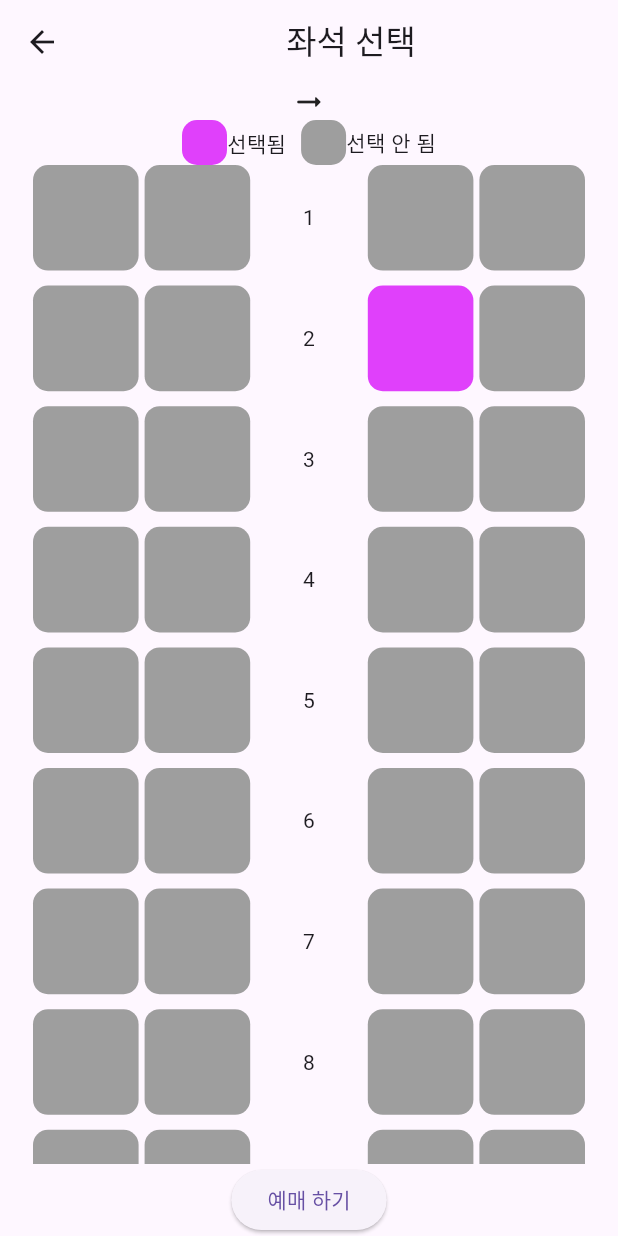
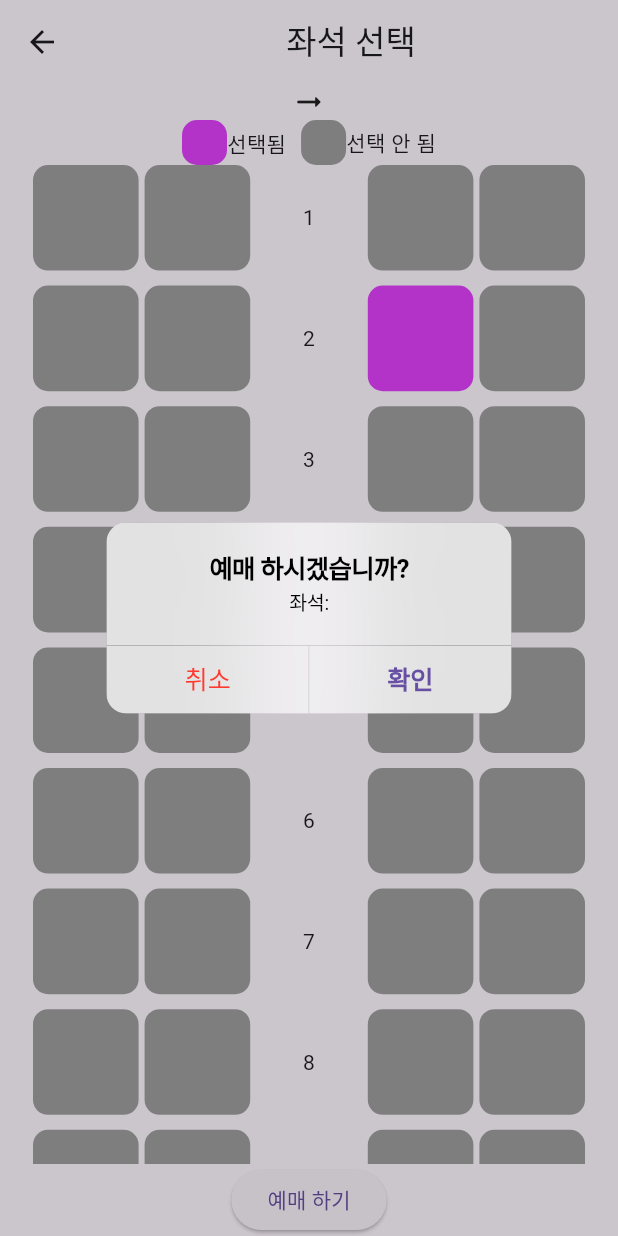
Before and after one commit to jinsung99123/flutter_train_app, a Flutter app: the SeatPage screen opened directly with empty values, after a tap on "예매 하기", on a phone screen of 412 x 824 dp. Run offline on Flutter 3.47's test engine with Material 3 defaults, Android fonts, the phone set to English and light mode, and no system bars.

Commit message:
예매 버튼 팝업 추가 및 취소 버튼 네비게이터 생성성

```diff
--- a/lib/seat_page/seat_page.dart
+++ b/lib/seat_page/seat_page.dart
@@ -1,3 +1,4 @@
+import 'package:flutter/cupertino.dart';
 import 'package:flutter/material.dart';
 
 class SeatPage extends StatefulWidget {
@@ -125,7 +126,26 @@ class _SeatPageState extends State<SeatPage> {
             ),
           ),
 
-          ElevatedButton(onPressed: () {}, child: Text('예매 하기'))
+          ElevatedButton(onPressed: () {
+            showCupertinoDialog(context: context, builder: (context){
+              return CupertinoAlertDialog(
+                title: Text('예매 하시겠습니까?'),
+                content: Text('좌석: '),
+                actions: [
+                  CupertinoDialogAction(
+                    isDestructiveAction: true,
+                    onPressed: () {
+                      Navigator.of(context).pop();
+                    },
+                    child: Text('취소')),
+                  CupertinoDialogAction(
+                    isDefaultAction: true,
+                    onPressed: () {},
+                    child: Text('확인'))
+                ],
+              );
+            });
+          }, child: Text('예매 하기'))
         ],
       ),
     );
```
